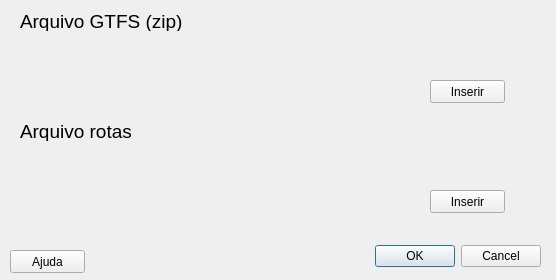
First picture: the form in tpu/TPU_dialog_base.ui, repository d-camargo/sig-bus, before the edit.
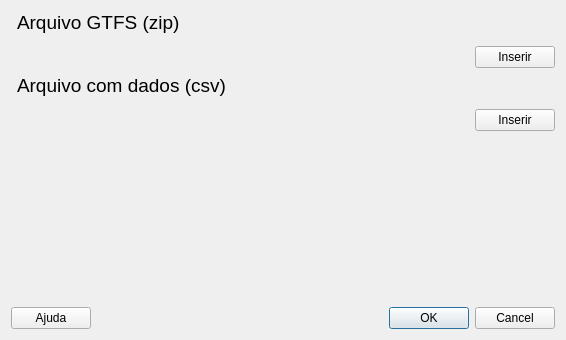
Second picture: the form after the edit. Custom widgets are drawn as their Qt base class.

Patch:
```diff
--- a/tpu/TPU_dialog_base.ui
+++ b/tpu/TPU_dialog_base.ui
@@ -6,114 +6,126 @@
    <rect>
     <x>0</x>
     <y>0</y>
-    <width>556</width>
-    <height>280</height>
+    <width>566</width>
+    <height>340</height>
    </rect>
   </property>
   <property name="windowTitle">
    <string>GTFS</string>
   </property>
-  <widget class="QDialogButtonBox" name="buttonBox">
-   <property name="geometry">
-    <rect>
-     <x>200</x>
-     <y>240</y>
-     <width>341</width>
-     <height>32</height>
-    </rect>
-   </property>
+  <layout class="QGridLayout" name="gridLayout">
+   <item row="7" column="1">
+    <spacer name="verticalSpacer">
    <property name="orientation">
-    <enum>Qt::Horizontal</enum>
-   </property>
-   <property name="standardButtons">
-    <set>QDialogButtonBox::Cancel|QDialogButtonBox::Ok</set>
-   </property>
-  </widget>
+      <enum>Qt::Vertical</enum>
+     </property>
+     <property name="sizeHint" stdset="0">
+      <size>
+       <width>20</width>
+       <height>118</height>
+      </size>
+     </property>
+    </spacer>
+   </item>
+   <item row="2" column="2">
+    <widget class="QPushButton" name="gtfs_insert_button">
+     <property name="text">
+      <string>Inserir</string>
+     </property>
+    </widget>
+   </item>
+   <item row="1" column="1" colspan="2">
   <widget class="QgsFileWidget" name="gtfs_widget">
-   <property name="geometry">
-    <rect>
-     <x>20</x>
-     <y>40</y>
-     <width>481</width>
-     <height>31</height>
-    </rect>
-   </property>
-  </widget>
+     <property name="storageMode">
+      <enum>QgsFileWidget::GetFile</enum>
+     </property>
+    </widget>
+   </item>
+   <item row="2" column="1">
+    <spacer name="horizontalSpacer_2">
+     <property name="orientation">
+      <enum>Qt::Horizontal</enum>
+     </property>
+     <property name="sizeHint" stdset="0">
+      <size>
+       <width>458</width>
+       <height>20</height>
+      </size>
+     </property>
+    </spacer>
+   </item>
+   <item row="0" column="1">
   <widget class="QLabel" name="gtfs_label">
-   <property name="geometry">
-    <rect>
-     <x>20</x>
-     <y>10</y>
-     <width>171</width>
-     <height>21</height>
-    </rect>
-   </property>
    <property name="text">
     <string>&lt;html&gt;&lt;head/&gt;&lt;body&gt;&lt;p&gt;&lt;span style=&quot; font-size:14pt;&quot;&gt;Arquivo GTFS (zip)&lt;/span&gt;&lt;/p&gt;&lt;/body&gt;&lt;/html&gt;</string>
    </property>
   </widget>
-  <widget class="QPushButton" name="gtfs_insert_button">
-   <property name="geometry">
-    <rect>
-     <x>430</x>
-     <y>80</y>
-     <width>75</width>
-     <height>23</height>
-    </rect>
-   </property>
+   </item>
+   <item row="4" column="0" colspan="3">
+    <widget class="QgsFileWidget" name="data_widget"/>
+   </item>
+   <item row="5" column="2">
+    <widget class="QPushButton" name="data_insert_button">
    <property name="text">
     <string>Inserir</string>
    </property>
   </widget>
-  <widget class="QgsFileWidget" name="route_widget">
-   <property name="geometry">
-    <rect>
-     <x>20</x>
-     <y>150</y>
-     <width>481</width>
-     <height>31</height>
-    </rect>
-   </property>
-  </widget>
-  <widget class="QLabel" name="route_label">
-   <property name="geometry">
-    <rect>
-     <x>20</x>
-     <y>120</y>
-     <width>171</width>
-     <height>21</height>
-    </rect>
-   </property>
-   <property name="text">
-    <string>&lt;html&gt;&lt;head/&gt;&lt;body&gt;&lt;p&gt;&lt;span style=&quot; font-size:14pt;&quot;&gt;Arquivo rotas &lt;/span&gt;&lt;/p&gt;&lt;/body&gt;&lt;/html&gt;</string>
-   </property>
-  </widget>
-  <widget class="QPushButton" name="route_insert_button">
-   <property name="geometry">
-    <rect>
-     <x>430</x>
-     <y>190</y>
-     <width>75</width>
-     <height>23</height>
-    </rect>
-   </property>
-   <property name="text">
-    <string>Inserir</string>
-   </property>
-  </widget>
+   </item>
+   <item row="5" column="0" colspan="2">
+    <spacer name="horizontalSpacer_3">
+     <property name="orientation">
+      <enum>Qt::Horizontal</enum>
+     </property>
+     <property name="sizeHint" stdset="0">
+      <size>
+       <width>40</width>
+       <height>20</height>
+      </size>
+     </property>
+    </spacer>
+   </item>
+   <item row="8" column="0" colspan="3">
+    <layout class="QHBoxLayout" name="horizontalLayout">
+     <item>
   <widget class="QPushButton" name="help_button">
-   <property name="geometry">
-    <rect>
-     <x>10</x>
-     <y>250</y>
-     <width>75</width>
-     <height>23</height>
-    </rect>
-   </property>
    <property name="text">
     <string>Ajuda</string>
    </property>
   </widget>
+     </item>
+     <item>
+      <spacer name="horizontalSpacer">
+       <property name="orientation">
+        <enum>Qt::Horizontal</enum>
+       </property>
+       <property name="sizeHint" stdset="0">
+        <size>
+         <width>132</width>
+         <height>20</height>
+        </size>
+       </property>
+      </spacer>
+     </item>
+     <item>
+      <widget class="QDialogButtonBox" name="buttonBox">
+       <property name="orientation">
+        <enum>Qt::Horizontal</enum>
+       </property>
+       <property name="standardButtons">
+        <set>QDialogButtonBox::Cancel|QDialogButtonBox::Ok</set>
+       </property>
+      </widget>
+     </item>
+    </layout>
+   </item>
+   <item row="3" column="1">
+    <widget class="QLabel" name="route_label">
+     <property name="text">
+      <string>&lt;html&gt;&lt;head/&gt;&lt;body&gt;&lt;p&gt;&lt;span style=&quot; font-size:14pt;&quot;&gt;Arquivo com dados (csv)&lt;/span&gt;&lt;/p&gt;&lt;/body&gt;&lt;/html&gt;</string>
+     </property>
+    </widget>
+   </item>
+  </layout>
  </widget>
  <customwidgets>
   <customwidget>
```
Lines whose indentation alone changed are shown as unchanged.
